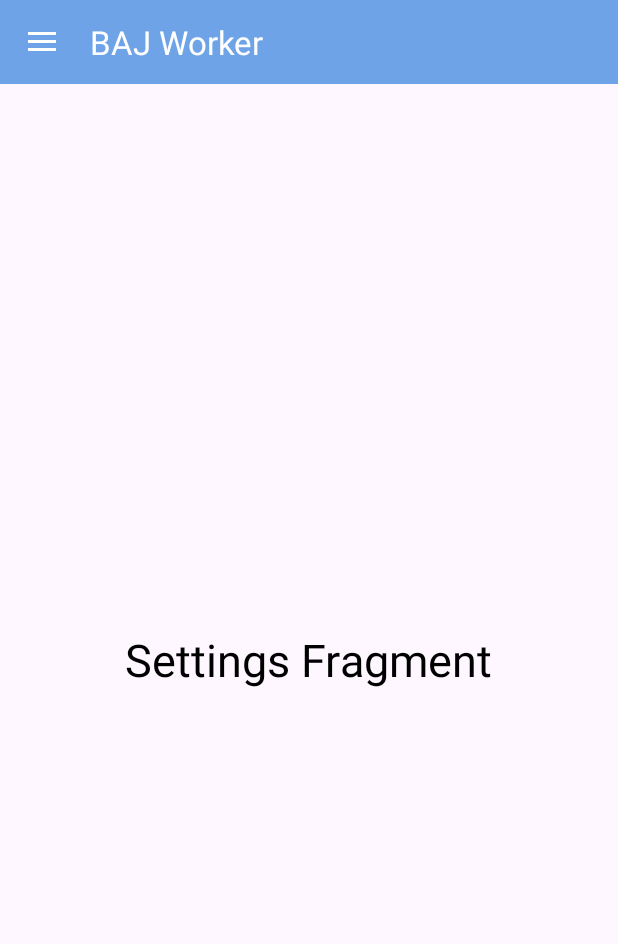
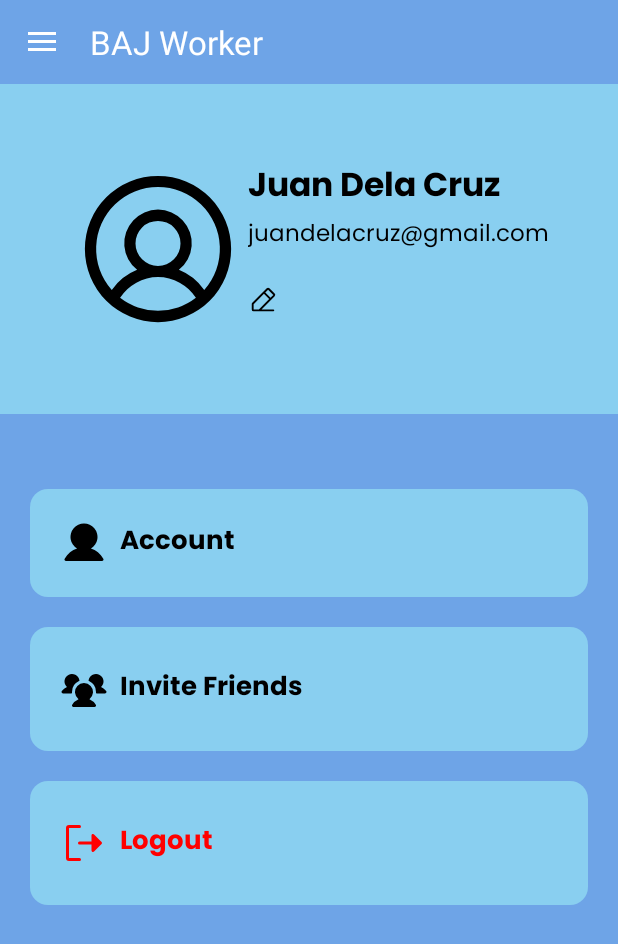
Before and after one commit to hersvinucc/BAJWorker, an Android app: the fragment Settings placed in its activity, on a phone screen of 412 x 824 dp. Shown: the top 944 px of the screen. Run offline under Robolectric (Android 15) with nearby library versions, the phone set to English and light mode, and no system bars; our stand-ins replace Volley.

Commit message:
hersvin new

```diff
--- /dev/null
+++ b/app/src/main/res/drawable/pencil_simple_line.xml
@@ -0,0 +1,9 @@
+<vector xmlns:android="http://schemas.android.com/apk/res/android"
+    android:width="32dp"
+    android:height="32dp"
+    android:viewportWidth="256"
+    android:viewportHeight="256">
+  <path
+      android:pathData="M227.32,73.37 L182.63,28.69a16,16 0,0 0,-22.63 0L36.69,152A15.86,15.86 0,0 0,32 163.31V208a16,16 0,0 0,16 16H216a8,8 0,0 0,0 -16H115.32l112,-112A16,16 0,0 0,227.32 73.37ZM92.69,208H48V163.31l88,-88L180.69,120ZM192,108.69 L147.32,64l24,-24L216,84.69Z"
+      android:fillColor="#000000"/>
+</vector>
--- /dev/null
+++ b/app/src/main/res/drawable/settings_button.xml
@@ -0,0 +1,6 @@
+<?xml version="1.0" encoding="utf-8"?>
+<shape xmlns:android="http://schemas.android.com/apk/res/android"
+    android:shape="rectangle">
+    <solid android:color="@color/blue"/>
+    <corners android:radius="12dp"/> <!-- Adjust the radius as per your preference -->
+</shape>
--- /dev/null
+++ b/app/src/main/res/drawable/sign_out_fill.xml
@@ -0,0 +1,9 @@
+<vector xmlns:android="http://schemas.android.com/apk/res/android"
+    android:width="32dp"
+    android:height="32dp"
+    android:viewportWidth="256"
+    android:viewportHeight="256">
+  <path
+      android:pathData="M112,216a8,8 0,0 1,-8 8L48,224a16,16 0,0 1,-16 -16L32,48A16,16 0,0 1,48 32h56a8,8 0,0 1,0 16L48,48L48,208h56A8,8 0,0 1,112 216ZM221.66,122.34 L181.66,82.34A8,8 0,0 0,168 88v32L104,120a8,8 0,0 0,0 16h64v32a8,8 0,0 0,13.66 5.66l40,-40A8,8 0,0 0,221.66 122.34Z"
+      android:fillColor="#FF0000"/>
+</vector>
--- /dev/null
+++ b/app/src/main/res/drawable/user_circle.xml
@@ -0,0 +1,9 @@
+<vector xmlns:android="http://schemas.android.com/apk/res/android"
+    android:width="32dp"
+    android:height="32dp"
+    android:viewportWidth="256"
+    android:viewportHeight="256">
+  <path
+      android:pathData="M128,24A104,104 0,1 0,232 128,104.11 104.11,0 0,0 128,24ZM74.08,197.5a64,64 0,0 1,107.84 0,87.83 87.83,0 0,1 -107.84,0ZM96,120a32,32 0,1 1,32 32A32,32 0,0 1,96 120ZM193.76,186.41a79.66,79.66 0,0 0,-36.06 -28.75,48 48,0 1,0 -59.4,0 79.66,79.66 0,0 0,-36.06 28.75,88 88,0 1,1 131.52,0Z"
+      android:fillColor="#000000"/>
+</vector>
--- /dev/null
+++ b/app/src/main/res/drawable/users_three_fill.xml
@@ -0,0 +1,9 @@
+<vector xmlns:android="http://schemas.android.com/apk/res/android"
+    android:width="32dp"
+    android:height="32dp"
+    android:viewportWidth="256"
+    android:viewportHeight="256">
+  <path
+      android:pathData="M64.12,147.8a4,4 0,0 1,-4 4.2L16,152a8,8 0,0 1,-7.8 -6.17,8.35 8.35,0 0,1 1.62,-6.93A67.79,67.79 0,0 1,37 117.51a40,40 0,1 1,66.46 -35.8,3.94 3.94,0 0,1 -2.27,4.18A64.08,64.08 0,0 0,64 144C64,145.28 64,146.54 64.12,147.8ZM246.12,138.89A67.76,67.76 0,0 0,219 117.51a40,40 0,1 0,-66.46 -35.8,3.94 3.94,0 0,0 2.27,4.18A64.08,64.08 0,0 1,192 144c0,1.28 0,2.54 -0.12,3.8a4,4 0,0 0,4 4.2L240,152a8,8 0,0 0,7.8 -6.17A8.33,8.33 0,0 0,246.17 138.89ZM157.12,182.07a48,48 0,1 0,-58.37 0A72.13,72.13 0,0 0,65.07 212,8 8,0 0,0 72,224L184,224a8,8 0,0 0,6.93 -12A72.15,72.15 0,0 0,157.19 182.07Z"
+      android:fillColor="#000000"/>
+</vector>
--- a/app/src/main/res/layout/fragment_settings.xml
+++ b/app/src/main/res/layout/fragment_settings.xml
@@ -1,18 +1,170 @@
 <?xml version="1.0" encoding="utf-8"?>
-<RelativeLayout
-    xmlns:android="http://schemas.android.com/apk/res/android"
+<androidx.constraintlayout.widget.ConstraintLayout xmlns:android="http://schemas.android.com/apk/res/android"
+    xmlns:app="http://schemas.android.com/apk/res-auto"
     xmlns:tools="http://schemas.android.com/tools"
     android:layout_width="match_parent"
     android:layout_height="match_parent"
+    android:background="@color/lightBlue"
     tools:context=".Settings">
 
-    <!-- TODO: Update blank fragment layout -->
-    <TextView
-        android:layout_width="wrap_content"
+    <LinearLayout
+        android:id="@+id/header"
+        android:layout_width="match_parent"
         android:layout_height="wrap_content"
-        android:text="Settings Fragment"
-        android:textSize="30sp"
-        android:layout_centerInParent="true"
-        android:textColor="@color/black"/>
+        android:paddingVertical="50dp"
+        android:gravity="center"
+        app:layout_constraintTop_toTopOf="parent"
+        app:layout_constraintStart_toStartOf="parent"
+        app:layout_constraintEnd_toEndOf="parent"
+        android:background="@color/blue">
 
-</RelativeLayout>
+        <ImageView
+            android:layout_width="120dp"
+            android:layout_height="120dp"
+            android:background="@drawable/user_circle"/>
+
+        <GridLayout
+            android:layout_width="wrap_content"
+            android:layout_height="match_parent"
+            android:orientation="vertical">
+            <TextView
+                android:layout_width="wrap_content"
+                android:layout_height="wrap_content"
+                android:text="Juan Dela Cruz"
+                android:textSize="22sp"
+                android:textColor="@color/black"
+                android:fontFamily="@font/poppins_bold"/>
+            <TextView
+                android:layout_width="wrap_content"
+                android:layout_height="wrap_content"
+                android:text="juandelacruz@gmail.com"
+                android:textSize="15sp"
+                android:textColor="@color/black"
+                android:fontFamily="@font/poppins_regular"/>
+            <ImageView
+                android:id="@+id/editProfile"
+                android:layout_width="20dp"
+                android:layout_height="20dp"
+                android:layout_marginTop="20dp"
+                android:background="@drawable/pencil_simple_line"/>
+
+        </GridLayout>
+    </LinearLayout>
+
+    <GridLayout
+        android:id="@+id/divContainer"
+        android:layout_width="match_parent"
+        android:layout_height="wrap_content"
+        app:layout_constraintTop_toBottomOf="@+id/header"
+        app:layout_constraintStart_toStartOf="parent"
+        app:layout_constraintStart_toEndOf="parent"
+        android:layout_marginTop="50dp"
+        android:orientation="vertical"
+        android:paddingHorizontal="20dp">
+
+        <FrameLayout
+            android:id="@+id/div1"
+            android:background="@drawable/settings_button"
+            android:layout_width="match_parent"
+            android:layout_height="wrap_content"
+            android:paddingVertical="20dp"
+            android:paddingStart="20dp">
+
+            <LinearLayout
+                android:layout_width="match_parent"
+                android:layout_height="wrap_content"
+                android:orientation="horizontal">
+                <!-- Icon -->
+                <ImageView
+                    android:layout_width="wrap_content"
+                    android:layout_height="wrap_content"
+                    android:src="@drawable/user_black"
+                    android:layout_gravity="center_vertical"
+                    android:paddingEnd="8dp"/>
+
+                <!-- TextView -->
+                <TextView
+                    android:layout_width="wrap_content"
+                    android:layout_height="wrap_content"
+                    android:text="Account"
+                    android:textSize="17sp"
+                    android:fontFamily="@font/poppins_bold"
+                    android:textColor="@android:color/black"
+                    android:layout_gravity="center_vertical"/>
+            </LinearLayout>
+
+        </FrameLayout>
+
+        <FrameLayout
+            android:id="@+id/div2"
+            android:background="@drawable/settings_button"
+            android:layout_width="match_parent"
+            android:layout_height="wrap_content"
+            android:paddingVertical="25dp"
+            android:paddingStart="20dp"
+            android:layout_marginTop="20dp">
+
+            <LinearLayout
+                android:layout_width="match_parent"
+                android:layout_height="wrap_content"
+                android:orientation="horizontal">
+
+                <ImageView
+                    android:layout_width="wrap_content"
+                    android:layout_height="wrap_content"
+                    android:src="@drawable/users_three_fill"
+                    android:layout_gravity="center_vertical"
+                    android:paddingEnd="8dp"/>
+
+                <TextView
+                    android:layout_width="wrap_content"
+                    android:layout_height="wrap_content"
+                    android:text="Invite Friends"
+                    android:textSize="17sp"
+                    android:fontFamily="@font/poppins_bold"
+                    android:textColor="@android:color/black"
+                    android:layout_gravity="center_vertical"/>
+
+            </LinearLayout>
+
+        </FrameLayout>
+
+        <FrameLayout
+            android:id="@+id/div3"
+            android:background="@drawable/settings_button"
+            android:layout_width="match_parent"
+            android:layout_height="wrap_content"
+            android:paddingVertical="25dp"
+            android:paddingStart="20dp"
+            android:layout_marginTop="20dp">
+
+            <LinearLayout
+                android:layout_width="match_parent"
+                android:layout_height="wrap_content"
+                android:orientation="horizontal">
+
+                <ImageView
+                    android:layout_width="wrap_content"
+                    android:layout_height="wrap_content"
+                    android:src="@drawable/sign_out_fill"
+                    android:layout_gravity="center_vertical"
+                    android:paddingEnd="8dp"/>
+
+                <TextView
+                    android:layout_width="wrap_content"
+                    android:layout_height="wrap_content"
+                    android:text="Logout"
+                    android:textSize="17sp"
+                    android:fontFamily="@font/poppins_bold"
+                    android:textColor="@color/red"
+                    android:layout_gravity="center_vertical"/>
+
+            </LinearLayout>
+
+        </FrameLayout>
+
+    </GridLayout>
+
+    "
+
+</androidx.constraintlayout.widget.ConstraintLayout>
--- a/app/src/main/res/values/colors.xml
+++ b/app/src/main/res/values/colors.xml
@@ -7,5 +7,5 @@
     <color name="green">#28c90f</color>
     <color name="gray">#6b6b6b</color>
     <color name="orange">#FF5733</color>
-    <color name="brown">#633905</color>
+    <color name="red">#FF0000</color>
 </resources>
```
